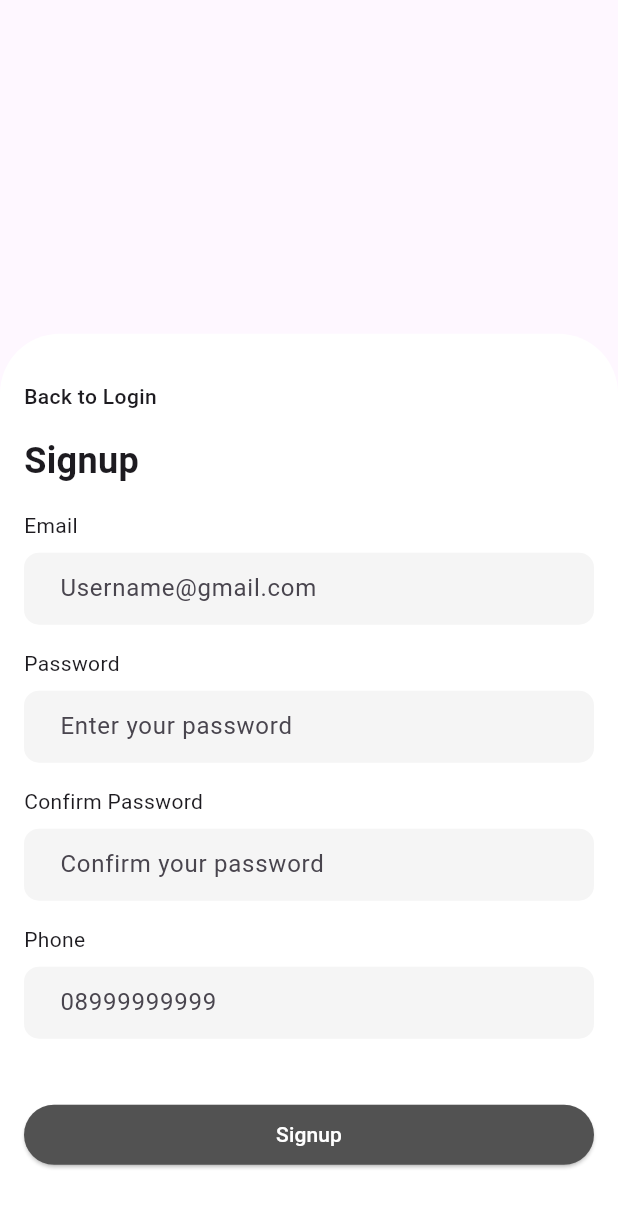
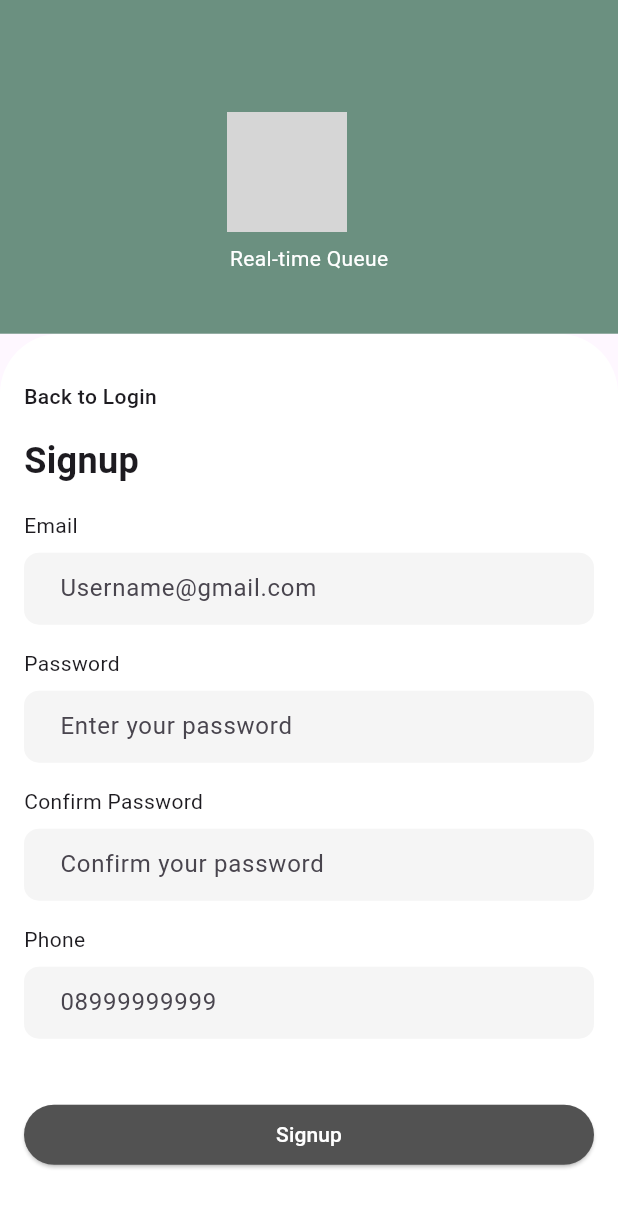
Before and after one commit to PomPerWoW/papdaew-client, a Flutter app: the SignupPage screen opened directly, on a phone screen of 412 x 824 dp. Shown: the top 1208 px of the screen. Run offline on Flutter 3.47's test engine with Material 3 defaults, Android fonts, the phone set to English and light mode, and no system bars; grey boxes are pictures that could not be loaded.

Commit message:
feat(signup): Add logo and set the alignment properly

```diff
--- a/lib/presentation/views/pages/signup_page.dart
+++ b/lib/presentation/views/pages/signup_page.dart
@@ -6,6 +6,44 @@
   @override
   Widget build(BuildContext context) {
     return Scaffold(
+        appBar: PreferredSize(
+          preferredSize: Size.fromHeight(MediaQuery.of(context).size.height * 0.27),
+          child: Container(
+            width: double.infinity,
+            decoration: BoxDecoration(
+              color: Color(0xFF6B9080),
+            ),
+            child: SafeArea(
+              child: Padding(
+                padding: EdgeInsets.only(bottom: 40),
+                child: Column(
+                  mainAxisAlignment: MainAxisAlignment.end,
+                  children: [
+                    Align(
+                      alignment: Alignment.center,
+                      child: Padding(
+                        padding: EdgeInsets.only(right: 30.0),
+                        child: Image.asset(
+                          'assets/images/papdaewlogo.png',
+                          height: 80,
+                        ),
+                      ),
+                    ),
+                    SizedBox(height: 8),
+                    Text(
+                      'Real-time Queue',
+                      style: TextStyle(
+                        color: Colors.white,
+                        fontSize: 14,
+                        fontWeight: FontWeight.normal
+                      ),
+                    )
+                  ],
+                ),
+              ),
+            )
+          ),
+        ),
         body: Align(
           alignment: Alignment.bottomCenter,
           child: Container(
```
